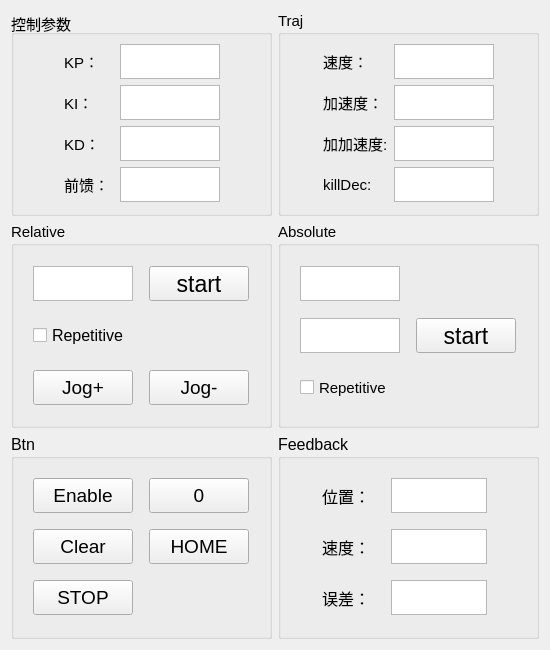
Before: the Qt Designer form axis.ui in JintaoFeng/huawei_motionStage, drawn with Qt 5.
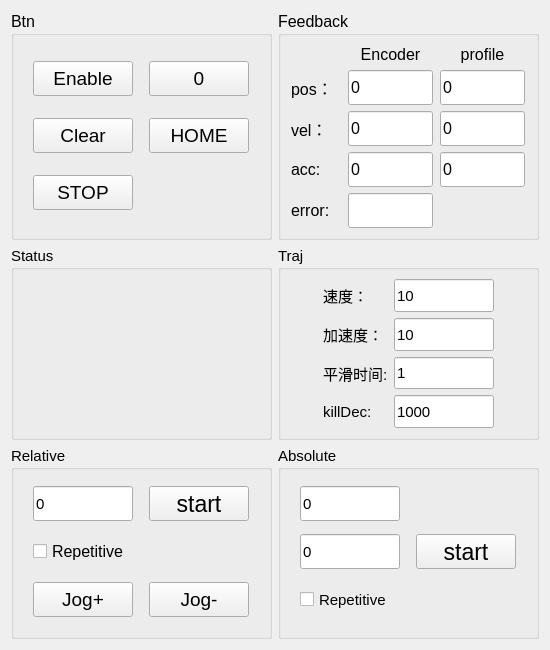
After: the same form once the commit is applied.

```diff
--- a/axis.ui
+++ b/axis.ui
@@ -37,128 +37,343 @@
   <property name="layoutDirection">
    <enum>Qt::LeftToRight</enum>
   </property>
-  <layout class="QGridLayout" name="gridLayout_2" rowstretch="2,2,2,0" columnstretch="2,2">
+  <layout class="QGridLayout" name="gridLayout_2" rowstretch="2,2,2" columnstretch="2,2">
    <item row="0" column="0">
     <widget class="QGroupBox" name="control">
      <property name="font">
       <font>
-       <pointsize>11</pointsize>
+       <pointsize>12</pointsize>
       </font>
      </property>
      <property name="title">
-      <string>控制参数</string>
+      <string>Btn</string>
      </property>
-     <layout class="QGridLayout" name="gridLayout_3" columnstretch="1,2,2,1">
-      <item row="2" column="1">
-       <widget class="QLabel" name="kdLabel">
-        <property name="text">
-         <string>KD：</string>
-        </property>
-       </widget>
-      </item>
-      <item row="1" column="2">
-       <widget class="QTextEdit" name="kiText">
-        <property name="minimumSize">
-         <size>
-          <width>100</width>
-          <height>35</height>
-         </size>
-        </property>
+     <layout class="QGridLayout" name="gridLayout_7">
+      <item row="0" column="0">
+       <widget class="QPushButton" name="enableBtn">
         <property name="maximumSize">
          <size>
           <width>100</width>
           <height>35</height>
          </size>
         </property>
-       </widget>
-      </item>
-      <item row="0" column="2">
-       <widget class="QTextEdit" name="kpText">
-        <property name="maximumSize">
-         <size>
-          <width>100</width>
-          <height>35</height>
-         </size>
+        <property name="font">
+         <font>
+          <pointsize>14</pointsize>
+         </font>
         </property>
-       </widget>
-      </item>
-      <item row="1" column="1">
-       <widget class="QLabel" name="kiLabel">
         <property name="text">
-         <string>KI：</string>
-        </property>
-       </widget>
-      </item>
-      <item row="3" column="1">
-       <widget class="QLabel" name="forwardLabel">
-        <property name="maximumSize">
-         <size>
-          <width>50</width>
-          <height>35</height>
-         </size>
-        </property>
-        <property name="text">
-         <string>前馈：</string>
+         <string>Enable</string>
         </property>
        </widget>
       </item>
       <item row="0" column="1">
-       <widget class="QLabel" name="kpLabel">
-        <property name="text">
-         <string>KP：</string>
+       <widget class="QPushButton" name="zeroBtn">
+        <property name="minimumSize">
+         <size>
+          <width>100</width>
+          <height>35</height>
+         </size>
         </property>
-       </widget>
-      </item>
-      <item row="2" column="2">
-       <widget class="QTextEdit" name="kdText">
         <property name="maximumSize">
          <size>
           <width>100</width>
           <height>35</height>
          </size>
         </property>
+        <property name="font">
+         <font>
+          <pointsize>14</pointsize>
+         </font>
+        </property>
+        <property name="text">
+         <string>0</string>
+        </property>
        </widget>
       </item>
-      <item row="3" column="2">
-       <widget class="QTextEdit" name="forwardText">
-        <property name="maximumSize">
+      <item row="1" column="0">
+       <widget class="QPushButton" name="clearBtn">
+        <property name="minimumSize">
          <size>
           <width>100</width>
           <height>35</height>
          </size>
         </property>
-       </widget>
-      </item>
-      <item row="1" column="3">
-       <spacer name="horizontalSpacer">
-        <property name="orientation">
-         <enum>Qt::Horizontal</enum>
-        </property>
-        <property name="sizeHint" stdset="0">
+        <property name="maximumSize">
          <size>
-          <width>40</width>
-          <height>20</height>
+          <width>100</width>
+          <height>35</height>
          </size>
         </property>
-       </spacer>
+        <property name="font">
+         <font>
+          <pointsize>14</pointsize>
+         </font>
+        </property>
+        <property name="text">
+         <string>Clear</string>
+        </property>
+       </widget>
       </item>
       <item row="2" column="0">
-       <spacer name="horizontalSpacer_3">
-        <property name="orientation">
-         <enum>Qt::Horizontal</enum>
+       <widget class="QPushButton" name="stopBtn">
+        <property name="minimumSize">
+         <size>
+          <width>100</width>
+          <height>35</height>
+         </size>
         </property>
-        <property name="sizeHint" stdset="0">
+        <property name="maximumSize">
          <size>
-          <width>40</width>
-          <height>20</height>
+          <width>100</width>
+          <height>35</height>
          </size>
         </property>
-       </spacer>
+        <property name="font">
+         <font>
+          <pointsize>14</pointsize>
+         </font>
+        </property>
+        <property name="text">
+         <string>STOP</string>
+        </property>
+       </widget>
+      </item>
+      <item row="1" column="1">
+       <widget class="QPushButton" name="homeBtn">
+        <property name="maximumSize">
+         <size>
+          <width>100</width>
+          <height>35</height>
+         </size>
+        </property>
+        <property name="font">
+         <font>
+          <pointsize>14</pointsize>
+         </font>
+        </property>
+        <property name="text">
+         <string>HOME</string>
+        </property>
+       </widget>
       </item>
      </layout>
     </widget>
    </item>
    <item row="0" column="1">
+    <widget class="QGroupBox" name="feedback">
+     <property name="sizePolicy">
+      <sizepolicy hsizetype="Minimum" vsizetype="Expanding">
+       <horstretch>0</horstretch>
+       <verstretch>0</verstretch>
+      </sizepolicy>
+     </property>
+     <property name="font">
+      <font>
+       <pointsize>12</pointsize>
+      </font>
+     </property>
+     <property name="title">
+      <string>Feedback</string>
+     </property>
+     <layout class="QGridLayout" name="gridLayout_6" columnstretch="1,3,3">
+      <item row="0" column="1">
+       <widget class="QLabel" name="encLabel">
+        <property name="text">
+         <string>Encoder</string>
+        </property>
+        <property name="alignment">
+         <set>Qt::AlignCenter</set>
+        </property>
+       </widget>
+      </item>
+      <item row="0" column="2">
+       <widget class="QLabel" name="prfLabel">
+        <property name="text">
+         <string>profile</string>
+        </property>
+        <property name="alignment">
+         <set>Qt::AlignCenter</set>
+        </property>
+       </widget>
+      </item>
+      <item row="1" column="0">
+       <widget class="QLabel" name="fposLabel">
+        <property name="font">
+         <font>
+          <pointsize>12</pointsize>
+         </font>
+        </property>
+        <property name="text">
+         <string>pos：</string>
+        </property>
+       </widget>
+      </item>
+      <item row="2" column="0">
+       <widget class="QLabel" name="fvelLabel">
+        <property name="font">
+         <font>
+          <pointsize>12</pointsize>
+         </font>
+        </property>
+        <property name="text">
+         <string>vel：</string>
+        </property>
+       </widget>
+      </item>
+      <item row="3" column="0">
+       <widget class="QLabel" name="accLabel_2">
+        <property name="maximumSize">
+         <size>
+          <width>50</width>
+          <height>16777215</height>
+         </size>
+        </property>
+        <property name="text">
+         <string>acc:</string>
+        </property>
+       </widget>
+      </item>
+      <item row="4" column="0">
+       <widget class="QLabel" name="errorLabel">
+        <property name="maximumSize">
+         <size>
+          <width>50</width>
+          <height>16777215</height>
+         </size>
+        </property>
+        <property name="font">
+         <font>
+          <pointsize>12</pointsize>
+         </font>
+        </property>
+        <property name="text">
+         <string>error:</string>
+        </property>
+       </widget>
+      </item>
+      <item row="1" column="2">
+       <widget class="QLineEdit" name="prfPosText">
+        <property name="minimumSize">
+         <size>
+          <width>85</width>
+          <height>35</height>
+         </size>
+        </property>
+        <property name="maximumSize">
+         <size>
+          <width>85</width>
+          <height>35</height>
+         </size>
+        </property>
+        <property name="text">
+         <string>0</string>
+        </property>
+       </widget>
+      </item>
+      <item row="1" column="1">
+       <widget class="QLineEdit" name="fposText">
+        <property name="minimumSize">
+         <size>
+          <width>85</width>
+          <height>35</height>
+         </size>
+        </property>
+        <property name="maximumSize">
+         <size>
+          <width>85</width>
+          <height>35</height>
+         </size>
+        </property>
+        <property name="text">
+         <string>0</string>
+        </property>
+       </widget>
+      </item>
+      <item row="2" column="2">
+       <widget class="QLineEdit" name="prfVelText">
+        <property name="minimumSize">
+         <size>
+          <width>85</width>
+          <height>35</height>
+         </size>
+        </property>
+        <property name="maximumSize">
+         <size>
+          <width>85</width>
+          <height>35</height>
+         </size>
+        </property>
+        <property name="text">
+         <string>0</string>
+        </property>
+       </widget>
+      </item>
+      <item row="3" column="2">
+       <widget class="QLineEdit" name="prfAccText">
+        <property name="maximumSize">
+         <size>
+          <width>85</width>
+          <height>35</height>
+         </size>
+        </property>
+        <property name="text">
+         <string>0</string>
+        </property>
+       </widget>
+      </item>
+      <item row="3" column="1">
+       <widget class="QLineEdit" name="faccText">
+        <property name="minimumSize">
+         <size>
+          <width>85</width>
+          <height>35</height>
+         </size>
+        </property>
+        <property name="maximumSize">
+         <size>
+          <width>85</width>
+          <height>35</height>
+         </size>
+        </property>
+        <property name="text">
+         <string>0</string>
+        </property>
+       </widget>
+      </item>
+      <item row="2" column="1">
+       <widget class="QLineEdit" name="fvelText">
+        <property name="maximumSize">
+         <size>
+          <width>85</width>
+          <height>35</height>
+         </size>
+        </property>
+        <property name="text">
+         <string>0</string>
+        </property>
+       </widget>
+      </item>
+      <item row="4" column="1">
+       <widget class="QLineEdit" name="errorText">
+        <property name="minimumSize">
+         <size>
+          <width>85</width>
+          <height>35</height>
+         </size>
+        </property>
+        <property name="maximumSize">
+         <size>
+          <width>85</width>
+          <height>35</height>
+         </size>
+        </property>
+       </widget>
+      </item>
+     </layout>
+    </widget>
+   </item>
+   <item row="1" column="1">
     <widget class="QGroupBox" name="Traj">
      <property name="font">
       <font>
@@ -196,77 +411,10 @@
         </property>
        </widget>
       </item>
-      <item row="0" column="2">
-       <widget class="QTextEdit" name="velText">
-        <property name="sizePolicy">
-         <sizepolicy hsizetype="Fixed" vsizetype="Fixed">
-          <horstretch>0</horstretch>
-          <verstretch>0</verstretch>
-         </sizepolicy>
-        </property>
-        <property name="maximumSize">
-         <size>
-          <width>100</width>
-          <height>35</height>
-         </size>
-        </property>
-       </widget>
-      </item>
-      <item row="2" column="2">
-       <widget class="QTextEdit" name="jerkText">
-        <property name="sizePolicy">
-         <sizepolicy hsizetype="Fixed" vsizetype="Fixed">
-          <horstretch>0</horstretch>
-          <verstretch>0</verstretch>
-         </sizepolicy>
-        </property>
-        <property name="maximumSize">
-         <size>
-          <width>100</width>
-          <height>35</height>
-         </size>
-        </property>
-       </widget>
-      </item>
-      <item row="1" column="2">
-       <widget class="QTextEdit" name="accText">
-        <property name="sizePolicy">
-         <sizepolicy hsizetype="Fixed" vsizetype="Fixed">
-          <horstretch>0</horstretch>
-          <verstretch>0</verstretch>
-         </sizepolicy>
-        </property>
-        <property name="maximumSize">
-         <size>
-          <width>100</width>
-          <height>35</height>
-         </size>
-        </property>
-       </widget>
-      </item>
-      <item row="3" column="2">
-       <widget class="QTextEdit" name="killAccText">
-        <property name="sizePolicy">
-         <sizepolicy hsizetype="Fixed" vsizetype="Fixed">
-          <horstretch>0</horstretch>
-          <verstretch>0</verstretch>
-         </sizepolicy>
-        </property>
-        <property name="maximumSize">
-         <size>
-          <width>100</width>
-          <height>35</height>
-         </size>
-        </property>
-        <property name="tabChangesFocus">
-         <bool>false</bool>
-        </property>
-       </widget>
-      </item>
       <item row="2" column="1">
        <widget class="QLabel" name="jerkLabel">
         <property name="text">
-         <string>加加速度:</string>
+         <string>平滑时间:</string>
         </property>
        </widget>
       </item>
@@ -290,10 +438,152 @@
         </property>
        </spacer>
       </item>
+      <item row="0" column="2">
+       <widget class="QLineEdit" name="velText">
+        <property name="minimumSize">
+         <size>
+          <width>100</width>
+          <height>0</height>
+         </size>
+        </property>
+        <property name="maximumSize">
+         <size>
+          <width>100</width>
+          <height>35</height>
+         </size>
+        </property>
+        <property name="text">
+         <string>10</string>
+        </property>
+       </widget>
+      </item>
+      <item row="1" column="2">
+       <widget class="QLineEdit" name="accText">
+        <property name="maximumSize">
+         <size>
+          <width>100</width>
+          <height>35</height>
+         </size>
+        </property>
+        <property name="text">
+         <string>10</string>
+        </property>
+       </widget>
+      </item>
+      <item row="2" column="2">
+       <widget class="QLineEdit" name="smoothTimeText">
+        <property name="maximumSize">
+         <size>
+          <width>100</width>
+          <height>35</height>
+         </size>
+        </property>
+        <property name="text">
+         <string>1</string>
+        </property>
+       </widget>
+      </item>
+      <item row="3" column="2">
+       <widget class="QLineEdit" name="killDecText">
+        <property name="maximumSize">
+         <size>
+          <width>100</width>
+          <height>35</height>
+         </size>
+        </property>
+        <property name="text">
+         <string>1000</string>
+        </property>
+       </widget>
+      </item>
      </layout>
     </widget>
    </item>
    <item row="1" column="0">
+    <widget class="QGroupBox" name="Status">
+     <property name="font">
+      <font>
+       <pointsize>11</pointsize>
+      </font>
+     </property>
+     <property name="title">
+      <string>Status</string>
+     </property>
+     <layout class="QGridLayout" name="gridLayout_3" columnstretch="0"/>
+    </widget>
+   </item>
+   <item row="2" column="1">
+    <widget class="QGroupBox" name="absolute">
+     <property name="font">
+      <font>
+       <pointsize>11</pointsize>
+      </font>
+     </property>
+     <property name="title">
+      <string>Absolute</string>
+     </property>
+     <layout class="QGridLayout" name="gridLayout_5">
+      <item row="1" column="0">
+       <widget class="QLineEdit" name="absolutePosText">
+        <property name="maximumSize">
+         <size>
+          <width>100</width>
+          <height>35</height>
+         </size>
+        </property>
+        <property name="text">
+         <string>0</string>
+        </property>
+       </widget>
+      </item>
+      <item row="2" column="0">
+       <widget class="QCheckBox" name="absoluteRep">
+        <property name="maximumSize">
+         <size>
+          <width>100</width>
+          <height>35</height>
+         </size>
+        </property>
+        <property name="text">
+         <string>Repetitive</string>
+        </property>
+       </widget>
+      </item>
+      <item row="1" column="1">
+       <widget class="QPushButton" name="absoluteStart">
+        <property name="maximumSize">
+         <size>
+          <width>100</width>
+          <height>35</height>
+         </size>
+        </property>
+        <property name="font">
+         <font>
+          <pointsize>17</pointsize>
+         </font>
+        </property>
+        <property name="text">
+         <string>start</string>
+        </property>
+       </widget>
+      </item>
+      <item row="0" column="0">
+       <widget class="QLineEdit" name="absolutePosText2">
+        <property name="maximumSize">
+         <size>
+          <width>100</width>
+          <height>35</height>
+         </size>
+        </property>
+        <property name="text">
+         <string>0</string>
+        </property>
+       </widget>
+      </item>
+     </layout>
+    </widget>
+   </item>
+   <item row="2" column="0">
     <widget class="QGroupBox" name="relative">
      <property name="font">
       <font>
@@ -322,16 +612,6 @@
         </property>
        </widget>
       </item>
-      <item row="1" column="0">
-       <widget class="QTextEdit" name="relativeText">
-        <property name="maximumSize">
-         <size>
-          <width>100</width>
-          <height>35</height>
-         </size>
-        </property>
-       </widget>
-      </item>
       <item row="2" column="0">
        <widget class="QCheckBox" name="relativeRep">
         <property name="maximumSize">
@@ -352,6 +632,12 @@
       </item>
       <item row="3" column="1">
        <widget class="QPushButton" name="jogBack">
+        <property name="minimumSize">
+         <size>
+          <width>100</width>
+          <height>35</height>
+         </size>
+        </property>
         <property name="maximumSize">
          <size>
           <width>100</width>
@@ -370,6 +656,12 @@
       </item>
       <item row="3" column="0">
        <widget class="QPushButton" name="jogForward">
+        <property name="minimumSize">
+         <size>
+          <width>100</width>
+          <height>35</height>
+         </size>
+        </property>
         <property name="maximumSize">
          <size>
           <width>100</width>
@@ -384,213 +676,16 @@
         <property name="text">
          <string>Jog+</string>
         </property>
-       </widget>
-      </item>
-     </layout>
-    </widget>
-   </item>
-   <item row="1" column="1">
-    <widget class="QGroupBox" name="absolute">
-     <property name="font">
-      <font>
-       <pointsize>11</pointsize>
-      </font>
-     </property>
-     <property name="title">
-      <string>Absolute</string>
-     </property>
-     <layout class="QGridLayout" name="gridLayout_5">
-      <item row="0" column="0">
-       <widget class="QTextEdit" name="absolutePosText">
-        <property name="maximumSize">
-         <size>
-          <width>100</width>
-          <height>35</height>
-         </size>
+        <property name="autoRepeat">
+         <bool>false</bool>
         </property>
-       </widget>
-      </item>
-      <item row="2" column="0">
-       <widget class="QCheckBox" name="absoluteRep">
-        <property name="maximumSize">
-         <size>
-          <width>100</width>
-          <height>35</height>
-         </size>
+        <property name="autoRepeatDelay">
+         <number>100</number>
         </property>
-        <property name="text">
-         <string>Repetitive</string>
-        </property>
        </widget>
       </item>
       <item row="1" column="0">
-       <widget class="QTextEdit" name="absolutePosText2">
-        <property name="maximumSize">
-         <size>
-          <width>100</width>
-          <height>35</height>
-         </size>
-        </property>
-       </widget>
-      </item>
-      <item row="1" column="1">
-       <widget class="QPushButton" name="absoluteStart">
-        <property name="maximumSize">
-         <size>
-          <width>100</width>
-          <height>35</height>
-         </size>
-        </property>
-        <property name="font">
-         <font>
-          <pointsize>17</pointsize>
-         </font>
-        </property>
-        <property name="text">
-         <string>start</string>
-        </property>
-       </widget>
-      </item>
-     </layout>
-    </widget>
-   </item>
-   <item row="2" column="1">
-    <widget class="QGroupBox" name="feedback">
-     <property name="font">
-      <font>
-       <pointsize>12</pointsize>
-      </font>
-     </property>
-     <property name="title">
-      <string>Feedback</string>
-     </property>
-     <layout class="QGridLayout" name="gridLayout_6" columnstretch="1,2,2,1,0">
-      <item row="2" column="1">
-       <widget class="QLabel" name="errorLabel">
-        <property name="font">
-         <font>
-          <pointsize>12</pointsize>
-         </font>
-        </property>
-        <property name="text">
-         <string>误差：</string>
-        </property>
-       </widget>
-      </item>
-      <item row="1" column="0">
-       <spacer name="horizontalSpacer_5">
-        <property name="orientation">
-         <enum>Qt::Horizontal</enum>
-        </property>
-        <property name="sizeHint" stdset="0">
-         <size>
-          <width>40</width>
-          <height>20</height>
-         </size>
-        </property>
-       </spacer>
-      </item>
-      <item row="1" column="1">
-       <widget class="QLabel" name="fvelLabel">
-        <property name="font">
-         <font>
-          <pointsize>12</pointsize>
-         </font>
-        </property>
-        <property name="text">
-         <string>速度：</string>
-        </property>
-       </widget>
-      </item>
-      <item row="1" column="4">
-       <spacer name="horizontalSpacer_6">
-        <property name="orientation">
-         <enum>Qt::Horizontal</enum>
-        </property>
-        <property name="sizeHint" stdset="0">
-         <size>
-          <width>40</width>
-          <height>20</height>
-         </size>
-        </property>
-       </spacer>
-      </item>
-      <item row="0" column="1">
-       <widget class="QLabel" name="fposLabel">
-        <property name="font">
-         <font>
-          <pointsize>12</pointsize>
-         </font>
-        </property>
-        <property name="text">
-         <string>位置：</string>
-        </property>
-       </widget>
-      </item>
-      <item row="0" column="2" colspan="2">
-       <widget class="QTextEdit" name="fposText">
-        <property name="maximumSize">
-         <size>
-          <width>100</width>
-          <height>35</height>
-         </size>
-        </property>
-       </widget>
-      </item>
-      <item row="1" column="2" colspan="2">
-       <widget class="QTextEdit" name="velText_2">
-        <property name="maximumSize">
-         <size>
-          <width>100</width>
-          <height>35</height>
-         </size>
-        </property>
-       </widget>
-      </item>
-      <item row="2" column="2" colspan="2">
-       <widget class="QTextEdit" name="errorText">
-        <property name="maximumSize">
-         <size>
-          <width>100</width>
-          <height>35</height>
-         </size>
-        </property>
-       </widget>
-      </item>
-     </layout>
-    </widget>
-   </item>
-   <item row="2" column="0">
-    <widget class="QGroupBox" name="groupBox_3">
-     <property name="font">
-      <font>
-       <pointsize>12</pointsize>
-      </font>
-     </property>
-     <property name="title">
-      <string>Btn</string>
-     </property>
-     <layout class="QGridLayout" name="gridLayout_7">
-      <item row="0" column="0">
-       <widget class="QPushButton" name="enableBtn">
-        <property name="maximumSize">
-         <size>
-          <width>100</width>
-          <height>35</height>
-         </size>
-        </property>
-        <property name="font">
-         <font>
-          <pointsize>14</pointsize>
-         </font>
-        </property>
-        <property name="text">
-         <string>Enable</string>
-        </property>
-       </widget>
-      </item>
-      <item row="0" column="1">
-       <widget class="QPushButton" name="zeroBtn">
+       <widget class="QLineEdit" name="relativeEdit">
         <property name="minimumSize">
          <size>
           <width>100</width>
@@ -603,82 +698,11 @@
           <height>35</height>
          </size>
         </property>
-        <property name="font">
-         <font>
-          <pointsize>14</pointsize>
-         </font>
-        </property>
         <property name="text">
          <string>0</string>
         </property>
        </widget>
       </item>
-      <item row="1" column="0">
-       <widget class="QPushButton" name="clearBtn">
-        <property name="minimumSize">
-         <size>
-          <width>100</width>
-          <height>35</height>
-         </size>
-        </property>
-        <property name="maximumSize">
-         <size>
-          <width>100</width>
-          <height>35</height>
-         </size>
-        </property>
-        <property name="font">
-         <font>
-          <pointsize>14</pointsize>
-         </font>
-        </property>
-        <property name="text">
-         <string>Clear</string>
-        </property>
-       </widget>
-      </item>
-      <item row="2" column="0">
-       <widget class="QPushButton" name="stopBtn">
-        <property name="minimumSize">
-         <size>
-          <width>100</width>
-          <height>35</height>
-         </size>
-        </property>
-        <property name="maximumSize">
-         <size>
-          <width>100</width>
-          <height>35</height>
-         </size>
-        </property>
-        <property name="font">
-         <font>
-          <pointsize>14</pointsize>
-         </font>
-        </property>
-        <property name="text">
-         <string>STOP</string>
-        </property>
-       </widget>
-      </item>
-      <item row="1" column="1">
-       <widget class="QPushButton" name="homeBtn">
-        <property name="maximumSize">
-         <size>
-          <width>100</width>
-          <height>35</height>
-         </size>
-        </property>
-        <property name="font">
-         <font>
-          <pointsize>14</pointsize>
-         </font>
-        </property>
-        <property name="text">
-         <string>HOME</string>
-        </property>
-       </widget>
-      </item>
      </layout>
     </widget>
    </item>
```
Left out of the diff: 7 changed lines with no effect on the pictures.
